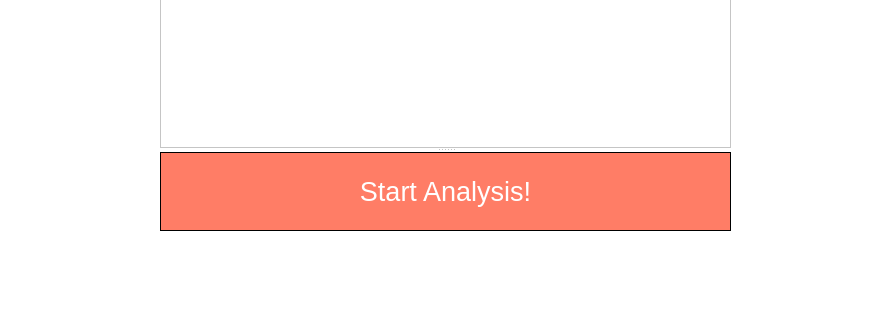
gerardpslowey/eMot, file src/pyqt/print_window.ui: the form before one commit; both pictures show x 0 to 880 and y 330 to 650 of the 880 by 650 pixel window.
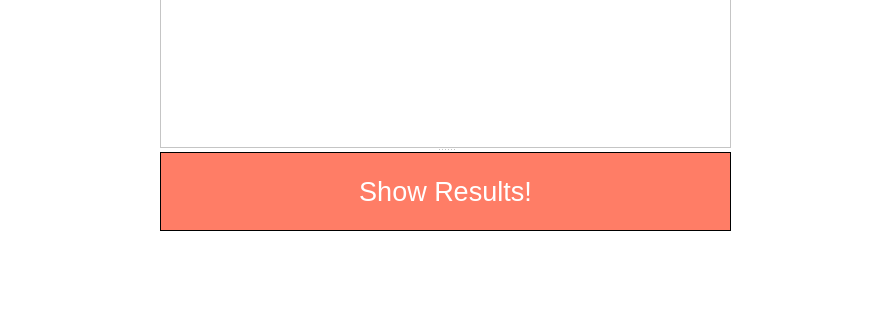
The form after the commit. Icons and pictures are not drawn.

Commit message: priming for plot results, colour changes

```diff
--- a/src/pyqt/print_window.ui
+++ b/src/pyqt/print_window.ui
@@ -65,7 +65,7 @@
 border: 1px solid black;</string>
      </property>
      <property name="text">
-      <string>Start Analysis!</string>
+      <string>Show Results!</string>
      </property>
     </widget>
    </widget>
```
Left out of the diff: 4 changed lines with no effect on the pictures. The commit also changes 5 other files.
